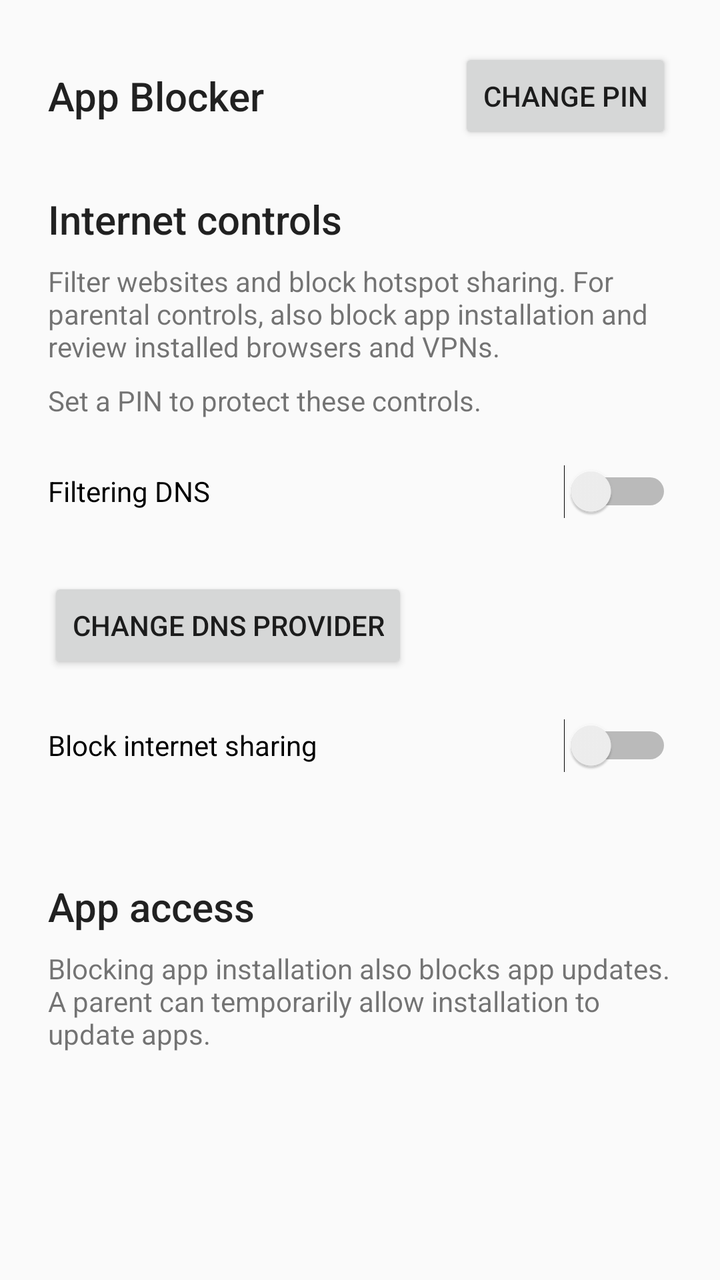
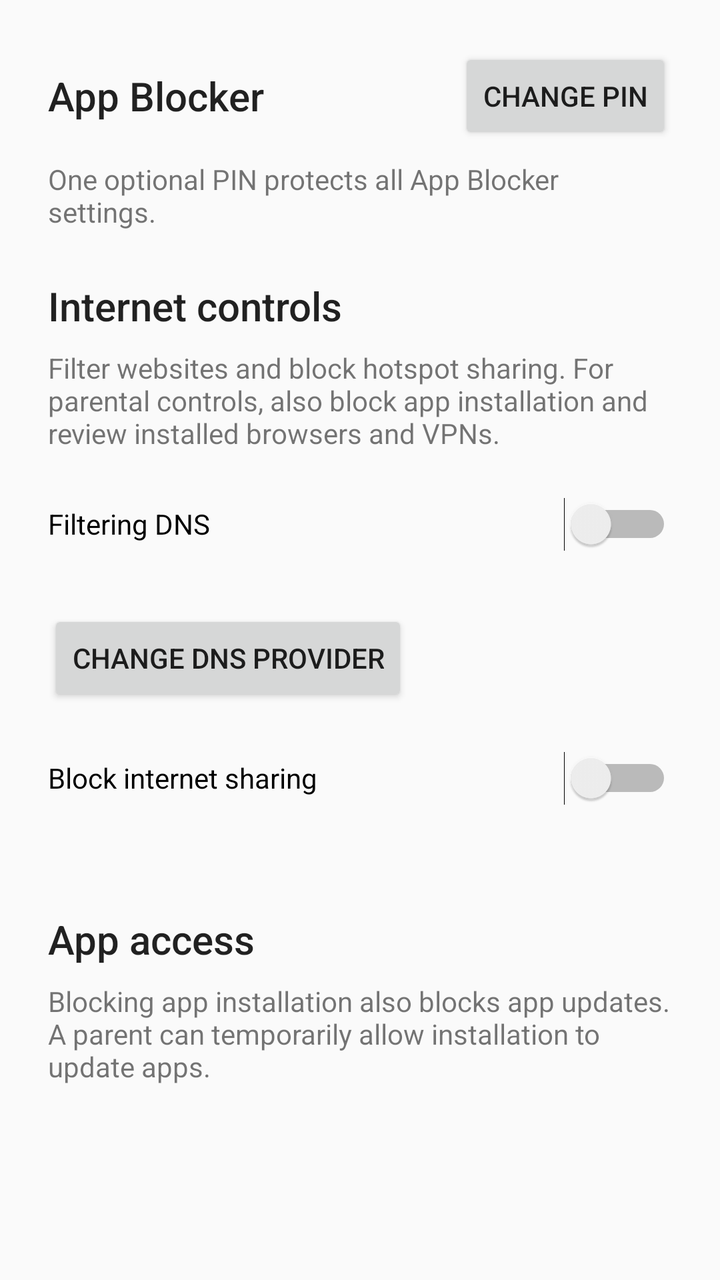

The first picture is an Android layout as it rendered before a commit; the second is the same layout after the commit. The layout source and the unified diff follow.
<!-- AndroidManifest.xml: application theme Theme.DeviceOwner -->
<!-- res/layout/fragment_restriction.xml -->
<?xml version="1.0" encoding="utf-8"?>
<ScrollView xmlns:android="http://schemas.android.com/apk/res/android"
    android:layout_width="match_parent"
    android:layout_height="match_parent"
    android:clipToPadding="false"
    android:defaultFocusHighlightEnabled="false"
    android:descendantFocusability="afterDescendants"
    android:fillViewport="true"
    android:focusable="false"
    android:focusableInTouchMode="false"
    android:paddingStart="24dp"
    android:paddingTop="24dp"
    android:paddingEnd="24dp"
    android:paddingBottom="24dp">

    <LinearLayout
        android:layout_width="match_parent"
        android:layout_height="wrap_content"
        android:descendantFocusability="afterDescendants"
        android:focusable="false"
        android:orientation="vertical">

        <LinearLayout
            android:layout_width="match_parent"
            android:layout_height="wrap_content"
            android:descendantFocusability="afterDescendants"
            android:focusable="false"
            android:gravity="center_vertical"
            android:orientation="horizontal">

            <TextView
                android:id="@+id/app_list_header"
                android:layout_width="0dp"
                android:layout_height="wrap_content"
                android:layout_weight="1"
                android:focusable="false"
                android:text="@string/app_blocker_controls_header"
                android:textAppearance="@style/TextAppearance.AppCompat.Title" />

            <Button
                android:id="@+id/change_pin_button"
                android:layout_width="wrap_content"
                android:layout_height="wrap_content"
                android:layout_marginStart="16dp"
                android:focusable="true"
                android:focusableInTouchMode="false"
                android:minWidth="0dp"
                android:text="@string/change_pin_button" />

        </LinearLayout>

        <TextView
            android:id="@+id/device_owner_warning"
            android:layout_width="match_parent"
            android:layout_height="wrap_content"
            android:layout_marginTop="16dp"
            android:focusable="false"
            android:text="@string/status_policy_access_missing"
            android:textColor="@color/permanent_block_icon"
            android:visibility="gone" />

        <TextView
            android:layout_width="match_parent"
            android:layout_height="wrap_content"
            android:layout_marginTop="24dp"
            android:text="@string/internet_controls_header"
            android:textAppearance="@style/TextAppearance.AppCompat.Title" />

        <TextView
            android:layout_width="match_parent"
            android:layout_height="wrap_content"
            android:layout_marginTop="8dp"
            android:text="@string/internet_controls_description" />

        <TextView
            android:id="@+id/internet_pin_warning"
            android:layout_width="match_parent"
            android:layout_height="wrap_content"
            android:layout_marginTop="8dp"
            android:text="@string/internet_pin_required" />

        <Switch
            android:id="@+id/filtering_dns_switch"
            android:layout_width="match_parent"
            android:layout_height="wrap_content"
            android:layout_marginTop="12dp"
            android:minHeight="48dp"
            android:text="@string/filtering_dns_label" />

        <TextView
            android:id="@+id/filtering_dns_status"
            android:layout_width="match_parent"
            android:layout_height="wrap_content" />

        <Button
            android:id="@+id/edit_dns_button"
            android:layout_width="wrap_content"
            android:layout_height="wrap_content"
            android:text="@string/filtering_dns_edit" />

        <Switch
            android:id="@+id/block_tethering_switch"
            android:layout_width="match_parent"
            android:layout_height="wrap_content"
            android:layout_marginTop="12dp"
            android:minHeight="48dp"
            android:text="@string/block_tethering_label" />

        <TextView
            android:id="@+id/block_tethering_status"
            android:layout_width="match_parent"
            android:layout_height="wrap_content" />

        <TextView
            android:layout_width="match_parent"
            android:layout_height="wrap_content"
            android:layout_marginTop="24dp"
            android:text="@string/app_restrictions_header"
            android:textAppearance="@style/TextAppearance.AppCompat.Title" />

        <TextView
            android:layout_width="match_parent"
            android:layout_height="wrap_content"
            android:layout_marginTop="8dp"
            android:text="@string/app_installation_updates_note" />

        <LinearLayout
            android:id="@+id/app_list_container"
            android:layout_width="match_parent"
            android:layout_height="wrap_content"
            android:layout_marginTop="12dp"
            android:descendantFocusability="afterDescendants"
            android:focusable="false"
            android:orientation="vertical" />

        <TextView
            android:id="@+id/app_list_empty_text"
            android:layout_width="match_parent"
            android:layout_height="wrap_content"
            android:layout_marginTop="16dp"
            android:focusable="false"
            android:text="@string/app_restrictions_empty"
            android:visibility="gone" />

    </LinearLayout>
</ScrollView>
<!-- resources referenced by this layout -->
<resources>
  <color name="permanent_block_icon">#B3261E</color>
  <string name="app_blocker_controls_header">App Blocker</string>
  <string name="app_installation_updates_note">Blocking app installation also blocks app updates. A parent can temporarily allow installation to update apps.</string>
  <string name="app_restrictions_empty">No launchable apps were found on this device.</string>
  <string name="app_restrictions_header">App access</string>
  <string name="block_tethering_label">Block internet sharing</string>
  <string name="change_pin_button">Change PIN</string>
  <string name="filtering_dns_edit">Change DNS provider</string>
  <string name="filtering_dns_label">Filtering DNS</string>
  <string name="internet_controls_description">Filter websites and block hotspot sharing. For parental controls, also block app installation and review installed browsers and VPNs.</string>
  <string name="internet_controls_header">Internet controls</string>
  <string name="internet_pin_required">Set a PIN to protect these controls.</string>
  <string name="status_policy_access_missing">App Blocker cannot access the system controls needed to manage app restrictions.</string>
  <style name="Theme.DeviceOwner" parent="Theme.AppCompat.DayNight.NoActionBar">
          <item name="colorPrimary">@color/md_theme_light_primary</item>
          <item name="android:statusBarColor" tools:targetApi="l">@color/md_theme_light_primary</item>
      </style>
  <color name="md_theme_light_primary">#6750A4</color>
</resources>

<!-- the commit's change to res/layout/fragment_restriction.xml (unified diff, before → after) -->
@@ -50,6 +50,12 @@
         </LinearLayout>
 
         <TextView
+            android:layout_width="match_parent"
+            android:layout_height="wrap_content"
+            android:layout_marginTop="8dp"
+            android:text="@string/pin_protection_summary" />
+
+        <TextView
             android:id="@+id/device_owner_warning"
             android:layout_width="match_parent"
             android:layout_height="wrap_content"
@@ -71,13 +77,6 @@
             android:layout_height="wrap_content"
             android:layout_marginTop="8dp"
             android:text="@string/internet_controls_description" />
-
-        <TextView
-            android:id="@+id/internet_pin_warning"
-            android:layout_width="match_parent"
-            android:layout_height="wrap_content"
-            android:layout_marginTop="8dp"
-            android:text="@string/internet_pin_required" />
 
         <Switch
             android:id="@+id/filtering_dns_switch"
<!-- resource entries referenced after the edit -->
@@ -11,7 +11,7 @@
   <string name="filtering_dns_label">Filtering DNS</string>
   <string name="internet_controls_description">Filter websites and block hotspot sharing. For parental controls, also block app installation and review installed browsers and VPNs.</string>
   <string name="internet_controls_header">Internet controls</string>
-  <string name="internet_pin_required">Set a PIN to protect these controls.</string>
+  <string name="pin_protection_summary">One optional PIN protects all App Blocker settings.</string>
   <string name="status_policy_access_missing">App Blocker cannot access the system controls needed to manage app restrictions.</string>
   <style name="Theme.DeviceOwner" parent="Theme.AppCompat.DayNight.NoActionBar">
           <item name="colorPrimary">@color/md_theme_light_primary</item>
